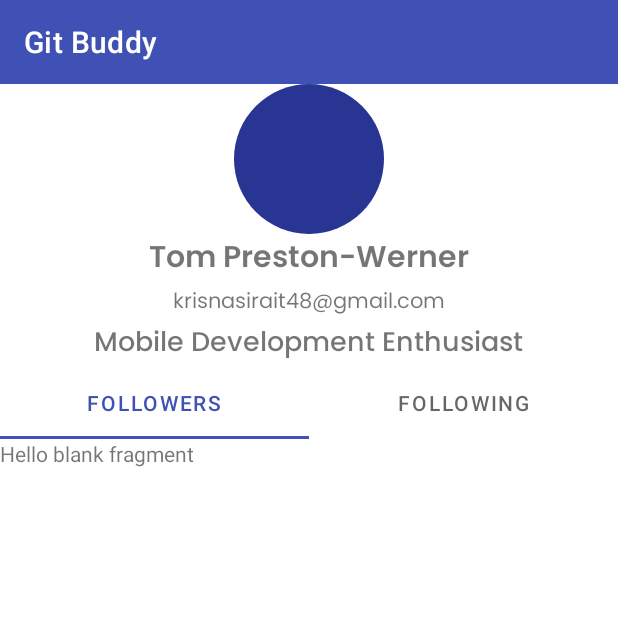
After one commit to krisnasirait/Git-Buddy, an Android app: the FollowersFragment screen opened directly, with no data from a screen before it, on a phone screen of 412 x 824 dp, the top half of it. The commit adds this screen. Run offline under Robolectric (Android 15) with nearby library versions, the phone set to English and light mode, and no system bars; our stand-ins replace CircleImageView; pictures from the network do not load.

Commit message:
working and implemented clicked to detail user

```diff
--- a/app/build.gradle
+++ b/app/build.gradle
@@ -83,4 +83,7 @@ dependencies {
     implementation 'androidx.lifecycle:lifecycle-viewmodel-ktx:2.5.1'
     implementation 'androidx.activity:activity-ktx:1.5.1'
     implementation 'androidx.fragment:fragment-ktx:1.5.1'
+
+    //view pager
+    implementation "androidx.viewpager2:viewpager2:1.0.0"
 }
--- a/app/src/main/AndroidManifest.xml
+++ b/app/src/main/AndroidManifest.xml
@@ -14,7 +14,7 @@
         android:theme="@style/Theme.GitBuddy"
         tools:targetApi="31">
         <activity
-            android:name=".DetailActivity"
+            android:name=".presentation.DetailActivity"
             android:exported="false" />
         <activity
             android:name=".presentation.MainActivity"
--- a/app/src/main/java/com/krisna/gitbuddy/adapter/SearchAdapter.kt
+++ b/app/src/main/java/com/krisna/gitbuddy/adapter/SearchAdapter.kt
@@ -24,7 +24,7 @@ class SearchAdapter(
                 .load(item.avatarUrl)
                 .into(binding.cvProfilePict)
             binding.root.setOnClickListener{
-                itemClickListener.onItemClick(item)
+                itemClickListener.onSearchItemClicked(item)
             }
         }
     }
@@ -54,7 +54,7 @@ class SearchAdapter(
     }
 
     interface OnItemClickListener {
-        fun onItemClick(article: Parcelable)
+        fun onSearchItemClicked(searchResponseItem: Parcelable)
     }
 
 
--- /dev/null
+++ b/app/src/main/java/com/krisna/gitbuddy/adapter/SectionsPagerAdapter.kt
@@ -0,0 +1,23 @@
+package com.krisna.gitbuddy.adapter
+
+import androidx.appcompat.app.AppCompatActivity
+import androidx.fragment.app.Fragment
+import androidx.viewpager2.adapter.FragmentStateAdapter
+import com.krisna.gitbuddy.presentation.fragment.FollowersFragment
+import com.krisna.gitbuddy.presentation.fragment.FollowingFragment
+
+class SectionsPagerAdapter(activity: AppCompatActivity) : FragmentStateAdapter(activity) {
+    override fun getItemCount(): Int {
+        return 2
+    }
+
+    override fun createFragment(position: Int): Fragment {
+        var fragment: Fragment? = null
+        when (position) {
+            0 -> fragment = FollowersFragment()
+            1 -> fragment = FollowingFragment()
+        }
+        return fragment as Fragment
+    }
+
+}
--- a/app/src/main/java/com/krisna/gitbuddy/presentation/DetailActivity.kt
+++ b/app/src/main/java/com/krisna/gitbuddy/presentation/DetailActivity.kt
@@ -1,16 +1,67 @@
 package com.krisna.gitbuddy.presentation
 
 import android.os.Bundle
+import androidx.annotation.StringRes
 import androidx.appcompat.app.AppCompatActivity
+import androidx.lifecycle.ViewModelProvider
+import androidx.viewpager2.widget.ViewPager2
+import com.bumptech.glide.Glide
+import com.google.android.material.tabs.TabLayoutMediator
+import com.krisna.gitbuddy.R
+import com.krisna.gitbuddy.adapter.SectionsPagerAdapter
+import com.krisna.gitbuddy.data.model.response.alluser.AllUserResponseItem
+import com.krisna.gitbuddy.data.model.response.detail.DetailUserResponse
+import com.krisna.gitbuddy.data.model.response.search.SearchResponseItem
 import com.krisna.gitbuddy.databinding.ActivityDetailBinding
+import com.krisna.gitbuddy.presentation.viewmodel.GithubViewModel
+import kotlinx.android.synthetic.main.activity_detail.*
 
 class DetailActivity : AppCompatActivity() {
 
     private lateinit var binding: ActivityDetailBinding
+    private lateinit var githubViewModel: GithubViewModel
+
+    companion object {
+        @StringRes
+        private val TAB_TITLES = intArrayOf(
+            R.string.tab_text_1,
+            R.string.tab_text_2
+        )
+    }
 
     override fun onCreate(savedInstanceState: Bundle?) {
         super.onCreate(savedInstanceState)
         binding = ActivityDetailBinding.inflate(layoutInflater)
         setContentView(binding.root)
+
+        val sectionsPagerAdapter = SectionsPagerAdapter(this)
+        val viewPager = binding.viewpager
+        viewPager.adapter = sectionsPagerAdapter
+
+        TabLayoutMediator(tabs, viewPager) { tab, position ->
+            tab.text = resources.getString(TAB_TITLES[position])
+        }.attach()
+
+        supportActionBar?.elevation = 0f
+
+        githubViewModel = ViewModelProvider(this)[GithubViewModel::class.java]
+
+        intent?.getParcelableExtra<AllUserResponseItem>("clickedUser")?.apply {
+            githubViewModel.getUserDetail(login)
+        }
+
+        intent?.getParcelableExtra<SearchResponseItem>("clickedSearch")?.apply {
+            githubViewModel.getUserDetail(login)
+        }
+
+        githubViewModel.detailUser.observe(this) { data->
+            binding.tvName.text = data?.name
+            binding.tvBio.text = data?.bio
+            binding.tvEmail.text = data?.email
+            Glide.with(binding.root)
+                .load(data?.avatarUrl)
+                .into(binding.cvProfile)
+        }
+
     }
 }
--- /dev/null
+++ b/app/src/main/java/com/krisna/gitbuddy/presentation/fragment/FollowersFragment.kt
@@ -0,0 +1,60 @@
+package com.krisna.gitbuddy.presentation.fragment
+
+import android.os.Bundle
+import androidx.fragment.app.Fragment
+import android.view.LayoutInflater
+import android.view.View
+import android.view.ViewGroup
+import com.krisna.gitbuddy.R
+
+// TODO: Rename parameter arguments, choose names that match
+// the fragment initialization parameters, e.g. ARG_ITEM_NUMBER
+private const val ARG_PARAM1 = "param1"
+private const val ARG_PARAM2 = "param2"
+
+/**
+ * A simple [Fragment] subclass.
+ * Use the [FollowersFragment.newInstance] factory method to
+ * create an instance of this fragment.
+ */
+class FollowersFragment : Fragment() {
+    // TODO: Rename and change types of parameters
+    private var param1: String? = null
+    private var param2: String? = null
+
+    override fun onCreate(savedInstanceState: Bundle?) {
+        super.onCreate(savedInstanceState)
+        arguments?.let {
+            param1 = it.getString(ARG_PARAM1)
+            param2 = it.getString(ARG_PARAM2)
+        }
+    }
+
+    override fun onCreateView(
+        inflater: LayoutInflater, container: ViewGroup?,
+        savedInstanceState: Bundle?
+    ): View? {
+        // Inflate the layout for this fragment
+        return inflater.inflate(R.layout.fragment_followers, container, false)
+    }
+
+    companion object {
+        /**
+         * Use this factory method to create a new instance of
+         * this fragment using the provided parameters.
+         *
+         * @param param1 Parameter 1.
+         * @param param2 Parameter 2.
+         * @return A new instance of fragment FollowersFragment.
+         */
+        // TODO: Rename and change types and number of parameters
+        @JvmStatic
+        fun newInstance(param1: String, param2: String) =
+            FollowersFragment().apply {
+                arguments = Bundle().apply {
+                    putString(ARG_PARAM1, param1)
+                    putString(ARG_PARAM2, param2)
+                }
+            }
+    }
+}
--- a/app/src/main/java/com/krisna/gitbuddy/repository/GithubRepository.kt
+++ b/app/src/main/java/com/krisna/gitbuddy/repository/GithubRepository.kt
@@ -3,6 +3,7 @@ package com.krisna.gitbuddy.repository
 import com.krisna.gitbuddy.data.Utility
 import com.krisna.gitbuddy.data.model.response.search.SearchResponse
 import com.krisna.gitbuddy.data.model.response.alluser.AllUserResponse
+import com.krisna.gitbuddy.data.model.response.detail.DetailUserResponse
 import com.krisna.gitbuddy.data.remote.ApiClient
 
 class GithubRepository {
@@ -13,4 +14,8 @@ class GithubRepository {
     suspend fun searchUser(username: String) : SearchResponse {
         return ApiClient.instance.searchUser(username, Utility.authToken)
     }
+
+    suspend fun getUserDetail(username: String) : DetailUserResponse {
+        return ApiClient.instance.getUser(username, Utility.authToken)
+    }
 }
--- a/app/src/main/res/layout/activity_detail.xml
+++ b/app/src/main/res/layout/activity_detail.xml
@@ -6,4 +6,63 @@
     android:layout_height="match_parent"
     tools:context=".presentation.DetailActivity">
 
+    <LinearLayout
+        android:id="@+id/llDetail"
+        android:layout_width="match_parent"
+        android:layout_height="wrap_content"
+        android:orientation="vertical"
+        android:gravity="center"
+        app:layout_constraintTop_toTopOf="parent"
+        app:layout_constraintStart_toStartOf="parent"
+        app:layout_constraintEnd_toEndOf="parent">
+
+        <de.hdodenhof.circleimageview.CircleImageView
+            android:id="@+id/cvProfile"
+            android:layout_width="100dp"
+            android:layout_height="100dp"
+            android:src="@color/gitbuddy_800"/>
+
+        <TextView
+            android:id="@+id/tvName"
+            android:layout_width="wrap_content"
+            android:layout_height="wrap_content"
+            android:text="Tom Preston-Werner"
+            android:textSize="20sp"
+            android:fontFamily="@font/poppins_semibold"/>
+
+        <TextView
+            android:id="@+id/tvEmail"
+            android:layout_width="wrap_content"
+            android:layout_height="wrap_content"
+            android:text="krisnasirait48@gmail.com"
+            android:textSize="14sp"
+            android:fontFamily="@font/poppins_regular"/>
+
+        <TextView
+            android:id="@+id/tvBio"
+            android:layout_width="wrap_content"
+            android:layout_height="wrap_content"
+            android:text="Mobile Development Enthusiast"
+            android:textSize="18sp"
+            android:fontFamily="@font/poppins_medium"/>
+
+    </LinearLayout>
+
+    <com.google.android.material.tabs.TabLayout
+        android:id="@+id/tabs"
+        android:layout_width="match_parent"
+        android:layout_height="wrap_content"
+        app:layout_constraintTop_toBottomOf="@id/llDetail"
+        app:layout_constraintStart_toStartOf="parent"
+        app:layout_constraintEnd_toEndOf="parent"/>
+
+    <androidx.viewpager2.widget.ViewPager2
+        android:id="@+id/viewpager"
+        android:layout_width="match_parent"
+        android:layout_height="0dp"
+        app:layout_constraintTop_toBottomOf="@id/tabs"
+        app:layout_constraintBottom_toBottomOf="parent"
+        app:layout_constraintStart_toStartOf="parent"
+        app:layout_constraintEnd_toEndOf="parent"/>
+
 </androidx.constraintlayout.widget.ConstraintLayout>
--- /dev/null
+++ b/app/src/main/res/layout/fragment_followers.xml
@@ -0,0 +1,14 @@
+<?xml version="1.0" encoding="utf-8"?>
+<FrameLayout xmlns:android="http://schemas.android.com/apk/res/android"
+    xmlns:tools="http://schemas.android.com/tools"
+    android:layout_width="match_parent"
+    android:layout_height="match_parent"
+    tools:context=".presentation.fragment.FollowersFragment">
+
+    <!-- TODO: Update blank fragment layout -->
+    <TextView
+        android:layout_width="match_parent"
+        android:layout_height="match_parent"
+        android:text="@string/hello_blank_fragment" />
+
+</FrameLayout>
--- a/app/src/main/res/values/strings.xml
+++ b/app/src/main/res/values/strings.xml
@@ -4,4 +4,8 @@
     <string name="default_name">Krisna</string>
     <string name="default_username">krisnasirait</string>
     <string name="default_bio">Mobile Development Enthusiast</string>
+    <!-- TODO: Remove or change this placeholder text -->
+    <string name="hello_blank_fragment">Hello blank fragment</string>
+    <string name="tab_text_1">Followers</string>
+    <string name="tab_text_2">Following</string>
 </resources>
```
Also changed, not shown: app/src/main/java/com/krisna/gitbuddy/adapter/UserAdapter.kt (+3 -4 lines), app/src/main/java/com/krisna/gitbuddy/data/model/response/FollowResponse.kt (deleted, +0 -43 lines), app/src/main/java/com/krisna/gitbuddy/data/model/response/UserResponse.kt (deleted, +0 -45 lines), app/src/main/java/com/krisna/gitbuddy/data/model/response/detail/DetailUserResponse.kt (renamed from app/src/main/java/com/krisna/gitbuddy/data/model/response/ProfileResponse.kt, +12 -8 lines), app/src/main/java/com/krisna/gitbuddy/data/remote/ApiService.kt (+5 -5 lines), app/src/main/java/com/krisna/gitbuddy/presentation/MainActivity.kt (+17 -3 lines), app/src/main/java/com/krisna/gitbuddy/presentation/fragment/FollowingFragment.kt (added, +60 -0 lines), app/src/main/java/com/krisna/gitbuddy/presentation/viewmodel/GithubViewModel.kt (+25 -0 lines), app/src/main/res/layout/fragment_following.xml (added, +14 -0 lines).
